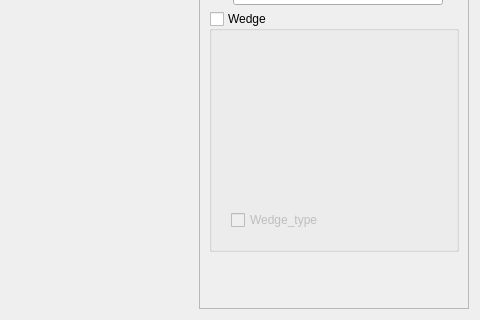
Above: pyleecan/GUI/Dialog/DMachineSetup/SWSlot/PWSlot14/PWSlot14.ui from Eomys/pyleecan before the change; both pictures show x 405 to 885 and y 150 to 470 of the 885 by 470 pixel window. Below: the same form after it.
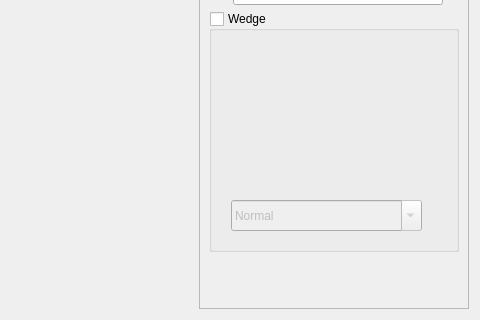
That is the form after the change. Icons and pictures are not drawn. Custom widgets are drawn as their Qt base class.

Commit message: [WP] upgrade GUI to slotW14 and correction comp_height to SlotW11

The edit to the form file:
```diff
--- a/pyleecan/GUI/Dialog/DMachineSetup/SWSlot/PWSlot14/PWSlot14.ui
+++ b/pyleecan/GUI/Dialog/DMachineSetup/SWSlot/PWSlot14/PWSlot14.ui
@@ -194,18 +194,26 @@
               <height>200</height>
              </size>
             </property>
-            <widget class="QCheckBox" name="type_wedge">
+            <widget class="QComboBox" name="c_wedge_type">
              <property name="geometry">
               <rect>
                <x>10</x>
-               <y>170</y>
-               <width>222</width>
-               <height>20</height>
+               <y>160</y>
+               <width>191</width>
+               <height>31</height>
               </rect>
              </property>
-             <property name="text">
-              <string>Wedge_type</string>
+             <property name="editable">
+              <bool>true</bool>
              </property>
+             <property name="currentText">
+              <string extracomment="Normal">Normal</string>
+             </property>
+             <item>
+              <property name="text">
+               <string>Normal</string>
+              </property>
+             </item>
             </widget>
            </widget>
           </item>
```
The commit also changes 4 other files.
